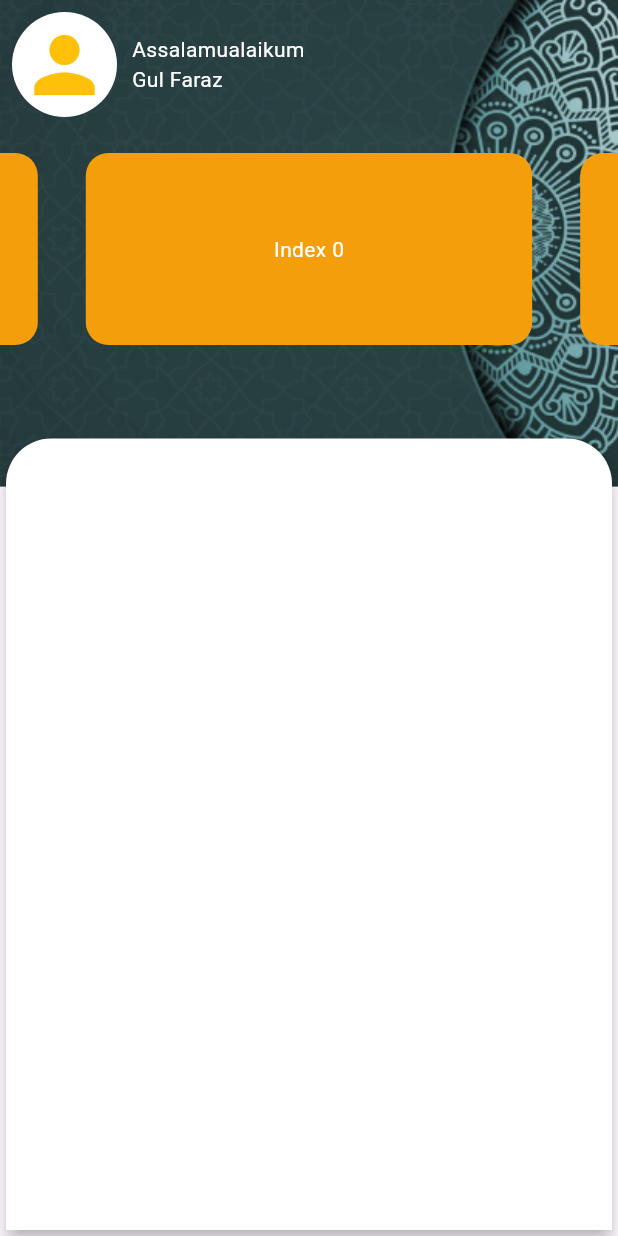
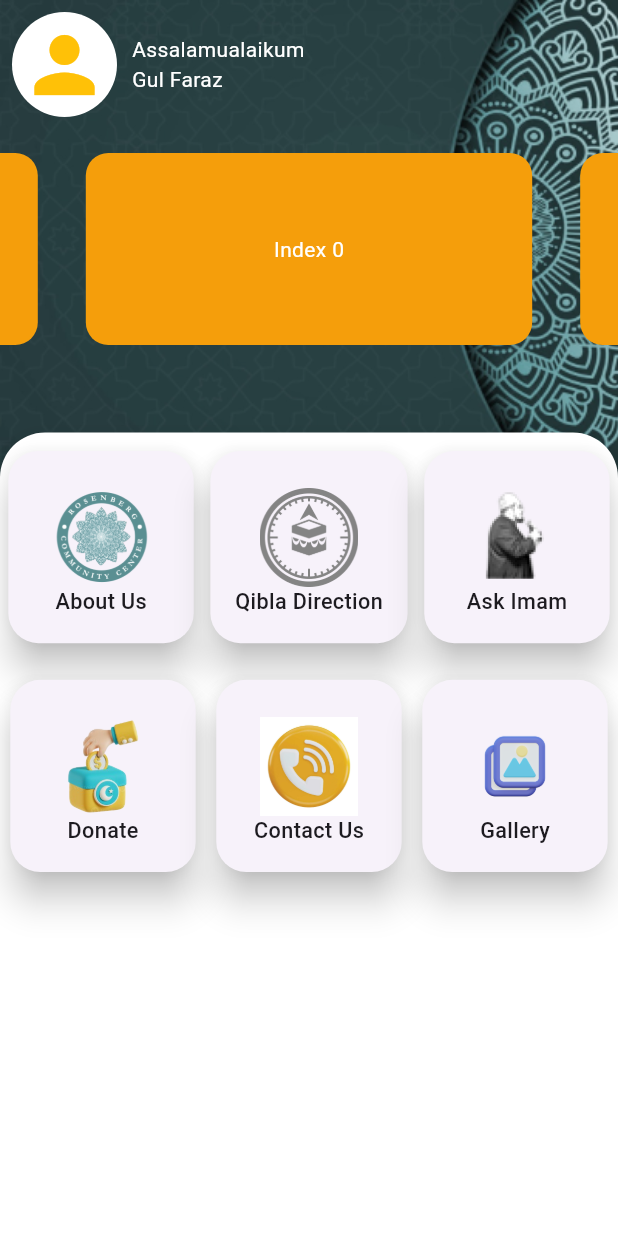
Before and after one commit to Gul-Is-Here/rosenberg-community-app, a Flutter app: the screen it shows after launch, on a phone screen of 412 x 824 dp. Run offline on Flutter 3.47's test engine with Material 3 defaults, Android fonts, the phone set to English and light mode, and no system bars; drawn by our look-alikes of velocity_x; our stand-ins replace geocoding, geolocator, get; missing offline and left inert: flutter_qiblah.

Commit message:
'Qibla Direcion'

```diff
--- a/lib/constants/image_constants.dart
+++ b/lib/constants/image_constants.dart
@@ -1 +1,21 @@
 const homeBg = "assets/home_icon/backgroundhomeimg.png";
+const aboutUsIcon = "assets/home_icon/aboutusicon.png";
+const askImamIcon = "assets/home_icon/askimamicon.png";
+const donationIcon = "assets/home_icon/Donation2.png";
+const galleryIcon = "assets/home_icon/galleryicon.png";
+const contactUsIcon = "assets/home_icon/callicon.png";
+const qiblaIconBg = "assets/home_icon/Qibladirectionicon.png";
+const qiblaIcon1 = 'assets/home_icon/qiblaIcon1.png';
+const qiblaIcon2 = 'assets/home_icon/qibalIocn2.png';
+const qiblaTopBg = "assets/home_icon/qiblatopBg.png";
+
+/// Qibla Bottom Icons / images  List
+// Sample list of images for demonstration
+final List<String> imageOptions = [
+  qiblaIcon1,
+  qiblaIcon2,
+  qiblaIcon1,
+  qiblaIcon2,
+  qiblaIcon1,
+  qiblaIcon2
+];
--- a/lib/main.dart
+++ b/lib/main.dart
@@ -1,9 +1,13 @@
 import 'package:community_islamic_app/views/home_screen.dart';
 import 'package:flutter/material.dart';
+import 'package:flutter/services.dart';
 import 'package:get/get.dart';
 
 void main() {
+
   runApp(const MyApp());
+   SystemChrome.setEnabledSystemUIMode(
+    SystemUiMode.manual, overlays: [SystemUiOverlay.bottom]);
 }
 
 class MyApp extends StatelessWidget {
--- a/lib/views/home_screen.dart
+++ b/lib/views/home_screen.dart
@@ -1,4 +1,7 @@
+import 'package:community_islamic_app/views/qibla_screen.dart';
+import 'package:community_islamic_app/widgets/customized_card_widget.dart';
 import 'package:flutter/material.dart';
+import 'package:get/get.dart';
 import 'package:velocity_x/velocity_x.dart';
 
 import '../constants/image_constants.dart';
@@ -72,18 +75,59 @@ class HomeScreen extends StatelessWidget {
             child: SizedBox(
               height: screenHeight * 0.65,
               width: double.infinity,
-              child: const Card(
-                shape: RoundedRectangleBorder(
+              child: Card(
+                shape: const RoundedRectangleBorder(
                   borderRadius: BorderRadius.only(
                     topLeft: Radius.circular(30),
                     topRight: Radius.circular(30),
                   ),
                 ),
-                elevation: 5,
+                elevation: 10,
                 color: Colors.white,
-                child: Column(
-                  crossAxisAlignment: CrossAxisAlignment.start,
-                  children: [],
+                margin: EdgeInsets.zero, // Ensure the card has no margin
+                child: Padding(
+                  padding: EdgeInsets.zero, // Ensure the card has no padding
+                  child: Column(
+                    crossAxisAlignment: CrossAxisAlignment.start,
+                    children: [
+                      Row(
+                        mainAxisAlignment: MainAxisAlignment.spaceAround,
+                        children: [
+                          CusTomizedCardWidget(
+                              title: 'About Us',
+                              imageIcon: aboutUsIcon,
+                              onTap: () {}),
+                          CusTomizedCardWidget(
+                              title: 'Qibla Direction',
+                              imageIcon: qiblaIconBg,
+                              onTap: () {
+                                Get.to(() => QiblahScreen());
+                              }),
+                          CusTomizedCardWidget(
+                              title: 'Ask Imam',
+                              imageIcon: askImamIcon,
+                              onTap: () {})
+                        ],
+                      ),
+                      Row(
+                        mainAxisAlignment: MainAxisAlignment.spaceAround,
+                        children: [
+                          CusTomizedCardWidget(
+                              title: 'Donate',
+                              imageIcon: donationIcon,
+                              onTap: () {}),
+                          CusTomizedCardWidget(
+                              title: 'Contact Us',
+                              imageIcon: contactUsIcon,
+                              onTap: () {}),
+                          CusTomizedCardWidget(
+                              title: 'Gallery',
+                              imageIcon: galleryIcon,
+                              onTap: () {})
+                        ],
+                      )
+                    ],
+                  ),
                 ),
               ),
             ),
--- /dev/null
+++ b/lib/widgets/customized_card_widget.dart
@@ -0,0 +1,63 @@
+import 'package:flutter/material.dart';
+import 'package:velocity_x/velocity_x.dart';
+
+class CusTomizedCardWidget extends StatelessWidget {
+  final String title;
+  final String imageIcon;
+  final void Function() onTap;
+
+  const CusTomizedCardWidget({
+    super.key,
+    required this.title,
+    required this.imageIcon,
+    required this.onTap,
+  });
+
+  @override
+  Widget build(BuildContext context) {
+    final screenWidth = MediaQuery.of(context).size.width;
+    final screenHeight = MediaQuery.of(context).size.height;
+
+    return GestureDetector(
+      onTap: onTap,
+      child: Padding(
+        padding: EdgeInsets.symmetric(
+          vertical: screenWidth * 0.02,
+        ), // Adjust padding based on screen width
+        child: Card(
+          elevation: 10,
+          shape:
+              RoundedRectangleBorder(borderRadius: BorderRadius.circular(20)),
+          child: Padding(
+            padding: EdgeInsets.all(
+                screenWidth * 0.04), // Adjust padding based on screen width
+            child: Column(
+              mainAxisAlignment: MainAxisAlignment.center,
+              crossAxisAlignment: CrossAxisAlignment.center,
+              children: [
+                SizedBox(
+                    height: screenHeight *
+                        0.01), // Adjust height based on screen height
+                Image.asset(
+                  imageIcon,
+                  width:
+                      screenWidth * 0.22, // Adjust width based on screen width
+                  height: screenHeight *
+                      0.08, // Adjust height based on screen height
+                ),
+                Text(
+                  title,
+                  style: TextStyle(
+                    fontSize: screenWidth *
+                        0.035, // Adjust font size based on screen width
+                    fontWeight: FontWeight.w500,
+                  ),
+                ),
+              ],
+            ),
+          ),
+        ),
+      ),
+    );
+  }
+}
```
Also changed, not shown: lib/controllers/home_controller.dart (+38 -79 lines), lib/views/qibla_screen.dart (+195 -166 lines), lib/widgets/customized_prayertext_widget.dart (added, +41 -0 lines), assets/home_icon/qibalIocn2.png (renamed from assets/home_icon/Qibladirectionicon .png), assets/home_icon/qiblaIcon1.png (added), assets/home_icon/qiblatopBg.png (added).
